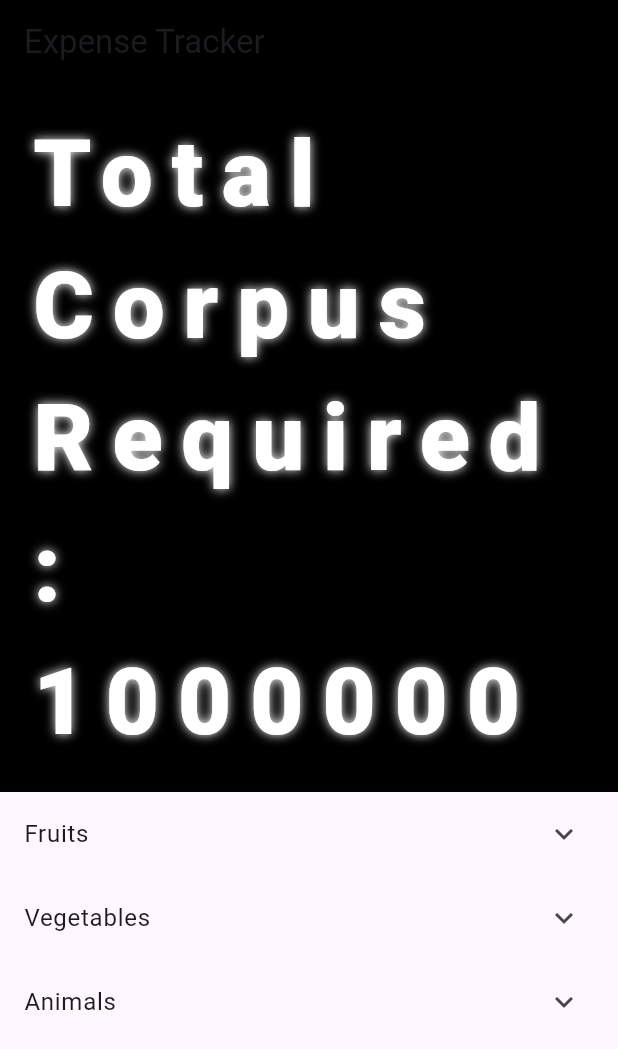
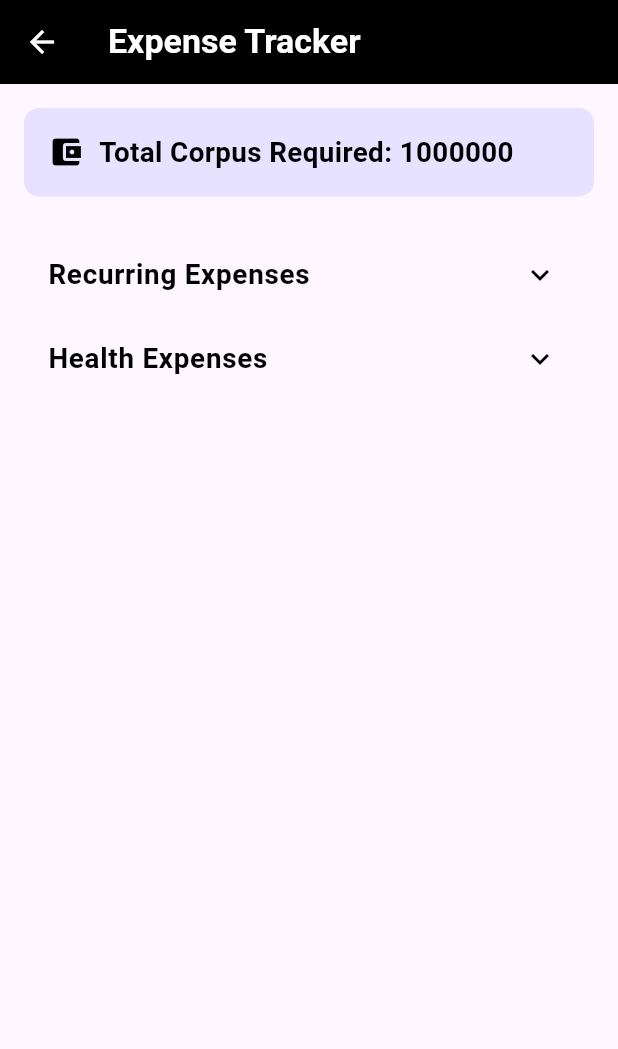
Before and after one commit to shubh865/Money-Mentor, a Flutter app: the screen it shows after launch, on a phone screen of 412 x 824 dp. Shown: the top 1049 px of the screen. Run offline on Flutter 3.47's test engine with Material 3 defaults, Android fonts, the phone set to English and light mode, and no system bars; our stand-ins replace fl_chart, flutter_svg, go_router, google_fonts; missing offline and left inert: size_config.

Commit message:
final corpus screen

```diff
--- a/app/lib/main.dart
+++ b/app/lib/main.dart
@@ -1,7 +1,7 @@
 import 'package:bob_hacks/constants/sizeconfig.dart';
 import 'package:bob_hacks/pages/home.dart';
 import 'package:bob_hacks/constants/sizeconfig.dart';
-import 'package:bob_hacks/pages/list_tile.dart';
+import 'package:bob_hacks/pages/corpus/corpus_predicment.dart.dart';
 import 'package:flutter/material.dart';
 
 void main() {
--- /dev/null
+++ b/app/lib/pages/corpus/corpus_predicment.dart.dart
@@ -0,0 +1,121 @@
+import 'package:bob_hacks/core/theme/palette.dart';
+import 'package:bob_hacks/pages/corpus/health_expenses.dart';
+import 'package:bob_hacks/pages/corpus/recurring_expense.dart';
+import 'package:bob_hacks/utils/ui_utils/text/text_style.dart';
+import 'package:flutter/material.dart';
+
+class Drop extends StatelessWidget {
+  final Map<String, Map<String, String>> recurringExpensesData = {
+    'Grocery': {
+      'current_expense': '\$500',
+      'current_inflation': '2%',
+      'at_age_61': '\$2000',
+      'at_age_91': '\$4000',
+      'total': '\$6500',
+    },
+    'Electricity Bill': {
+      'current_expense': '\$300',
+      'current_inflation': '1.5%',
+      'at_age_61': '\$1500',
+      'at_age_91': '\$3500',
+      'total': '\$5300',
+    },
+    'Gas Bill': {
+      'current_expense': '\$400',
+      'current_inflation': '1.8%',
+      'at_age_61': '\$1800',
+      'at_age_91': '\$3800',
+      'total': '\$6000',
+    },
+    'House Maintenance': {
+      'current_expense': '\$400',
+      'current_inflation': '1.8%',
+      'at_age_61': '\$1800',
+      'at_age_91': '\$3800',
+      'total': '\$6000',
+    },
+  };
+
+  final Map<String, Map<String, String>> healthExpensesData = {
+    'Diabetes': {
+      'surgery_name': '\$100',
+      'cost': '1%',
+      'inflation_rate': '\$500',
+      'inflation': '\$1000',
+    },
+    'Heart Disease': {
+      'surgery_name': '\$100',
+      'cost': '1%',
+      'inflation_rate': '\$500',
+      'inflation': '\$1000',
+    },
+  };
+
+  @override
+  Widget build(BuildContext context) {
+    return Scaffold(
+      appBar: AppBar(
+        leading: Icon(
+          Icons.arrow_back,
+          color: Palette.white,
+        ),
+        title: Text(
+          'Expense Tracker',
+          style: title(color: Palette.white),
+        ),
+        backgroundColor: Palette.black,
+      ),
+      body: Column(
+        children: [
+          Container(
+            padding: EdgeInsets.all(16.0),
+            decoration: BoxDecoration(
+              color: Palette.lightGrey,
+              borderRadius: BorderRadius.circular(10),
+            ),
+            margin: EdgeInsets.all(16.0),
+            child: Row(
+              children: [
+                Icon(
+                  Icons.account_balance_wallet,
+                  color: Palette.black,
+                ),
+                SizedBox(width: 10),
+                Expanded(
+                  child: Text(
+                    'Total Corpus Required: 1000000',
+                    style: title1(color: Palette.black),
+                  ),
+                ),
+              ],
+            ),
+          ),
+          Expanded(
+            child: Container(
+              padding: EdgeInsets.symmetric(horizontal: 16.0, vertical: 8.0),
+              child: ListView(
+                children: [
+                  RecurringExpenses(
+                    title: 'Recurring Expenses',
+                    subItems: [
+                      'Grocery',
+                      'Electricity Bill',
+                      'Gas Bill',
+                      'House Maintenance'
+                    ],
+                    subItemData: recurringExpensesData,
+                  ),
+                  HealthExpenses(
+                    title: 'Health Expenses',
+                    subItems: ['Diabetes', 'Heart Disease'],
+                    subItemData: healthExpensesData,
+                  ),
+                ],
+              ),
+            ),
+          ),
+        ],
+      ),
+    );
+  }
+}
--- /dev/null
+++ b/app/lib/pages/corpus/recurring_expense.dart
@@ -0,0 +1,156 @@
+import 'package:bob_hacks/constants/sizeconfig.dart';
+import 'package:bob_hacks/core/theme/palette.dart';
+import 'package:flutter/material.dart';
+
+import '../../utils/ui_utils/text/text_style.dart';
+
+class RecurringExpenses extends StatefulWidget {
+  final String title;
+  final List<String> subItems;
+  final Map<String, Map<String, String>> subItemData;
+
+  RecurringExpenses({
+    required this.title,
+    required this.subItems,
+    required this.subItemData,
+  });
+
+  @override
+  _RecurringExpensesState createState() => _RecurringExpensesState();
+}
+
+class _RecurringExpensesState extends State<RecurringExpenses> {
+  bool _isExpanded = false;
+  String? _selectedSubItem;
+
+  @override
+  Widget build(BuildContext context) {
+    return Column(
+      children: [
+        ListTile(
+          title: Text(
+            widget.title,
+            style: title1(color: Palette.black),
+          ),
+          trailing: Icon(
+            _isExpanded ? Icons.keyboard_arrow_up : Icons.keyboard_arrow_down,
+            color: Palette.black,
+          ),
+          onTap: () {
+            setState(() {
+              _isExpanded = !_isExpanded;
+              _selectedSubItem =
+                  null; // Reset selected sub-item when collapsing main tile
+            });
+          },
+        ),
+        if (_isExpanded)
+          Padding(
+            padding: const EdgeInsets.only(left: 16.0),
+            child: Column(
+              children: widget.subItems.map((subItem) {
+                return Column(
+                  children: [
+                    ListTile(
+                      title: Text(
+                        subItem,
+                        style: smallTitle(color: Palette.black),
+                      ),
+                      trailing: Icon(
+                        _selectedSubItem == subItem
+                            ? Icons.keyboard_arrow_up
+                            : Icons.keyboard_arrow_down,
+                        color: Palette.black,
+                      ),
+                      onTap: () {
+                        setState(() {
+                          _selectedSubItem =
+                              _selectedSubItem == subItem ? null : subItem;
+                        });
+                      },
+                    ),
+                    if (_selectedSubItem == subItem)
+                      Container(
+                        width: double.infinity,
+                        padding: const EdgeInsets.all(16.0),
+                        margin: EdgeInsets.only(
+                          left: SizeConfig.getPercentSize(2),
+                          right: SizeConfig.getPercentSize(2),
+                        ),
+                        decoration: BoxDecoration(
+                          color: Palette.lightGrey,
+                          borderRadius: BorderRadius.circular(10),
+                          boxShadow: [
+                            BoxShadow(
+                              color: Colors.grey.withOpacity(0.5),
+                              spreadRadius: 2,
+                              blurRadius: 5,
+                              offset: Offset(0, 3),
+                            ),
+                          ],
+                        ),
+                        child: Column(
+                          crossAxisAlignment: CrossAxisAlignment.start,
+                          children: [
+                            buildInfoRow(
+                              icon: Icons.attach_money,
+                              label: 'Current Expense:',
+                              value: widget.subItemData[subItem]
+                                  ?['current_expense'],
+                            ),
+                            SizedBox(height: 8),
+                            buildInfoRow(
+                              icon: Icons.trending_up,
+                              label: 'Current Inflation:',
+                              value: widget.subItemData[subItem]
+                                  ?['current_inflation'],
+                            ),
+                            SizedBox(height: 8),
+                            buildInfoRow(
+                              icon: Icons.cake,
+                              label: 'At Age 61:',
+                              value: widget.subItemData[subItem]?['at_age_61'],
+                            ),
+                            SizedBox(height: 8),
+                            buildInfoRow(
+                              icon: Icons.cake_outlined,
+                              label: 'At Age 91:',
+                              value: widget.subItemData[subItem]?['at_age_91'],
+                            ),
+                            SizedBox(height: 8),
+                            buildInfoRow(
+                              icon: Icons.calculate,
+                              label: 'Total:',
+                              value: widget.subItemData[subItem]?['total'],
+                            ),
+                          ],
+                        ),
+                      ),
+                  ],
+                );
+              }).toList(),
+            ),
+          ),
+      ],
+    );
+  }
+
+  Widget buildInfoRow(
+      {required IconData icon, required String label, required String? value}) {
+    return Row(
+      children: [
+        Icon(icon, color: Palette.black),
+        SizedBox(width: 8),
+        Text(
+          label,
+          style: smallDescp2(color: Palette.black),
+        ),
+        Spacer(),
+        Text(
+          value ?? '',
+          style: smallDescp(color: Palette.black),
+        ),
+      ],
+    );
+  }
+}
--- a/app/lib/pages/corpus_predicment.dart
+++ /dev/null
@@ -1,49 +0,0 @@
-import 'package:flutter/material.dart';
-
-class ListTileWithDropdown extends StatefulWidget {
-  final String title;
-  final List<String> subItems;
-
-  ListTileWithDropdown({required this.title, required this.subItems});
-
-  @override
-  _ListTileWithDropdownState createState() => _ListTileWithDropdownState();
-}
-
-class _ListTileWithDropdownState extends State<ListTileWithDropdown> {
-  bool _isExpanded = false;
-
-  @override
-  Widget build(BuildContext context) {
-    return Column(
-      children: [
-        ListTile(
-          title: Text(widget.title),
-          trailing: Icon(
-            _isExpanded ? Icons.keyboard_arrow_up : Icons.keyboard_arrow_down,
-          ),
-          onTap: () {
-            setState(() {
-              _isExpanded = !_isExpanded;
-            });
-          },
-        ),
-        if (_isExpanded)
-          Padding(
-            padding: const EdgeInsets.only(left: 16.0),
-            child: Column(
-              children: widget.subItems.map((subItem) {
-                return ListTile(
-                  title: Text(subItem),
-                  trailing: Icon(Icons.keyboard_arrow_down),
-                  onTap: () {
-                    // You can add more functionality here if needed
-                  },
-                );
-              }).toList(),
-            ),
-          ),
-      ],
-    );
-  }
-}
--- a/app/lib/pages/list_tile.dart
+++ /dev/null
@@ -1,47 +0,0 @@
-import 'package:bob_hacks/pages/corpus_predicment.dart';
-import 'package:bob_hacks/utils/ui_utils/text/text_style.dart';
-import 'package:flutter/material.dart';
-
-class Drop extends StatelessWidget {
-  @override
-  Widget build(BuildContext context) {
-    return Scaffold(
-      appBar: AppBar(
-        title: Text('Expense Tracker'),
-        backgroundColor: Colors.black,
-      ),
-      body: Column(
-        children: [
-          Container(
-            padding: EdgeInsets.all(16.0),
-            decoration: BoxDecoration(
-              color: Colors.black,
-            ),
-            child: Text(
-              'Total Corpus Required: 1000000',
-              style: bigBoldTitle(),
-            ),
-          ),
-          Expanded(
-            child: ListView(
-              children: [
-                ListTileWithDropdown(
-                  title: 'Fruits',
-                  subItems: ['Apple', 'Banana', 'Orange'],
-                ),
-                ListTileWithDropdown(
-                  title: 'Vegetables',
-                  subItems: ['Carrot', 'Tomato', 'Potato'],
-                ),
-                ListTileWithDropdown(
-                  title: 'Animals',
-                  subItems: ['Dog', 'Cat', 'Horse'],
-                ),
-              ],
-            ),
-          ),
-        ],
-      ),
-    );
-  }
-}
--- a/app/lib/utils/ui_utils/text/text_style.dart
+++ b/app/lib/utils/ui_utils/text/text_style.dart
@@ -84,7 +84,7 @@ TextStyle smallDescp({Color? color}) {
 
 TextStyle smallDescp2({Color? color}) {
   return TextStyle(
-    fontSize: SizeConfig.getPercentSize(3.2),
+    fontSize: SizeConfig.getPercentSize(4),
     fontWeight: FontWeight.w500,
     color: color ?? Palette.black,
   );
```
Also changed, not shown: app/lib/pages/corpus/health_expenses.dart (added, +150 -0 lines).
